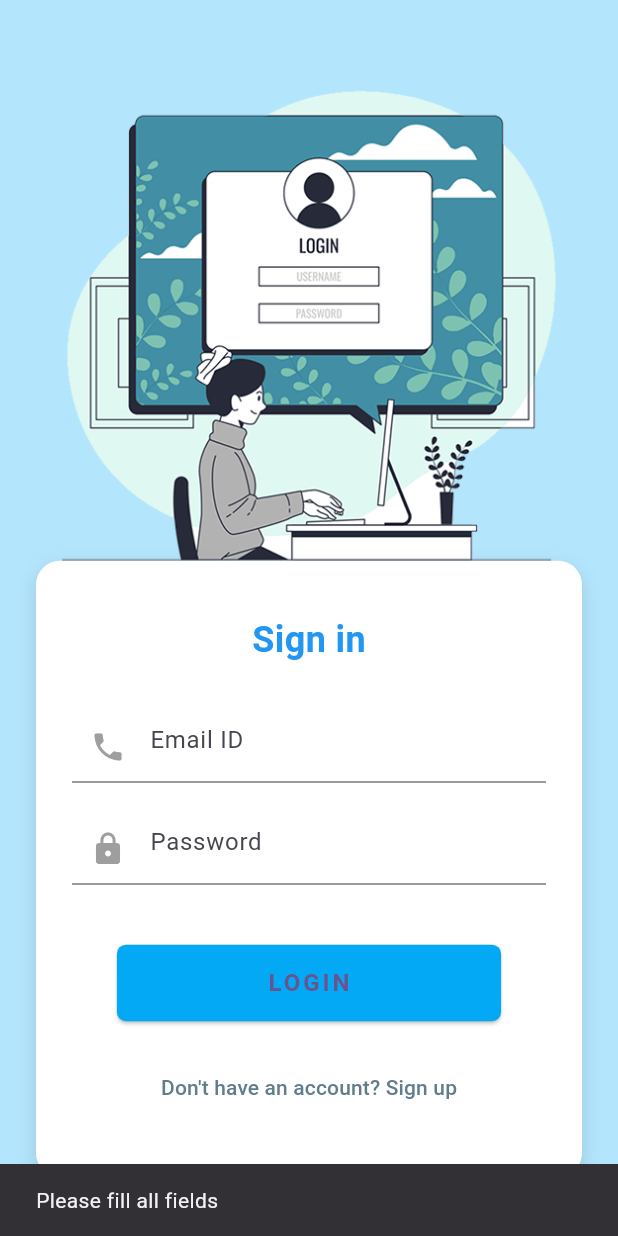
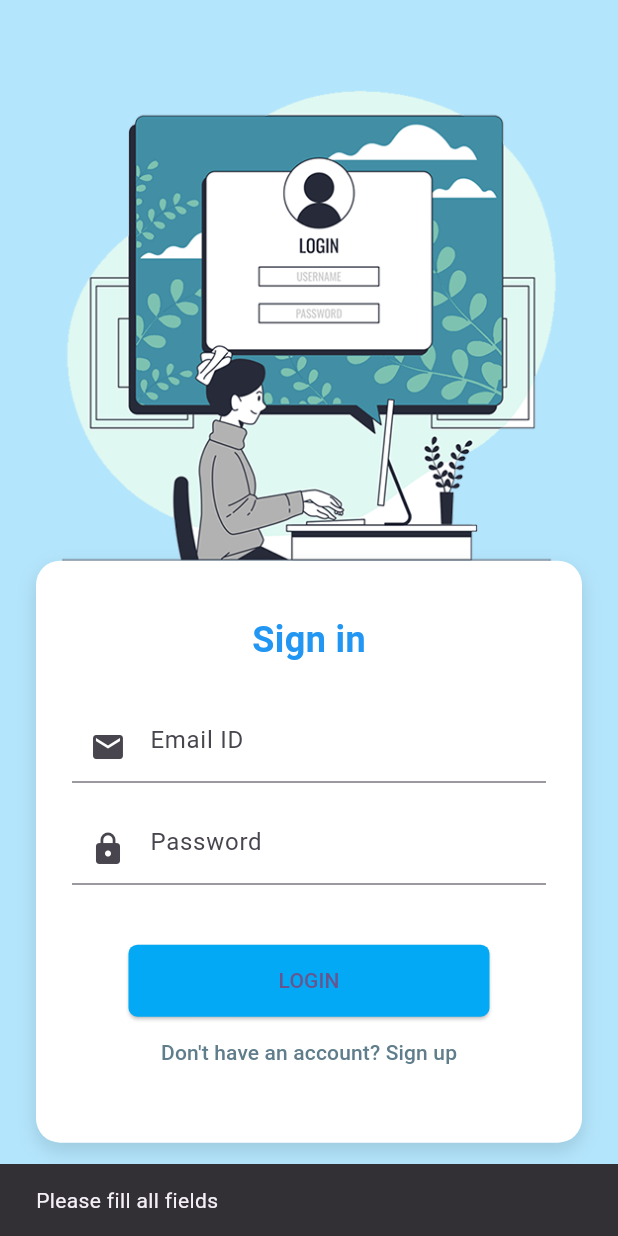
Before and after one commit to Tusharyadav125/E-commerce_flutter1, a Flutter app: the screen it shows after launch, after a tap on "LOGIN", on a phone screen of 412 x 824 dp. Run offline on Flutter 3.47's test engine with Material 3 defaults, Android fonts, the phone set to English and light mode, and no system bars; our stand-ins replace cloud_firestore, firebase_core, fluttertoast; accounts and stored records are empty.

Commit message:
Add files via upload

```diff
--- a/lib/Pages/Login_page.dart
+++ b/lib/Pages/Login_page.dart
@@ -1,81 +1,43 @@
-import 'package:flutter/cupertino.dart';
 import 'package:flutter/material.dart';
-import 'package:task_int/Pages/home_page.dart';
+import 'package:task_int/service/auth_service.dart';
+import 'signupscreen.dart';
+import 'home_page.dart';
 
-class Loginpage extends StatefulWidget{
+class Loginpage extends StatefulWidget {
   const Loginpage({super.key});
-
   @override
   State<Loginpage> createState() => _LoginpageState();
+}
 
-}
 var emailcontroller = TextEditingController();
 var passcontroller = TextEditingController();
 
 class _LoginpageState extends State<Loginpage> {
   @override
   Widget build(BuildContext context) {
-
     final width = MediaQuery.of(context).size.width;
-    final hight = MediaQuery.of(context).size.height;
-
     return Scaffold(
       backgroundColor: Colors.lightBlue[100],
       body: SingleChildScrollView(
         child: Column(
           children: [
-           SizedBox(height: 60,),
-            Image.asset('assets/images/Logo.png',
-              width: width*0.8,
-            ),
-            Center(
-              child: Padding(
-                padding: EdgeInsets.symmetric(horizontal: 24.0, vertical: 0.0),
+            SizedBox(height: 60),
+            Image.asset('assets/images/Logo.png', width: width * 0.8),
+            Padding(
+              padding: EdgeInsets.symmetric(horizontal: 24),
               child: Container(
                 decoration: BoxDecoration(
                     color: Colors.white,
-                    borderRadius: BorderRadius.circular(16.0),
-                    boxShadow: [
-                      BoxShadow(color: Colors.black12, blurRadius: 10, offset: Offset(0, 5),
-                      ),
-                    ],
-                  ),
+                    borderRadius: BorderRadius.circular(16),
+                    boxShadow: [BoxShadow(color: Colors.black12, blurRadius: 10, offset: Offset(0, 5))]),
                 padding: EdgeInsets.symmetric(horizontal: 24, vertical: 36),
                 child: Column(
-                    mainAxisSize: MainAxisSize.min,
                   children: [
-                      Text('Sign in', style: TextStyle(
-                        fontSize: 24,
-                        fontWeight: FontWeight.bold,
-                        color: Colors.blue,
-                      ),
-                      ),
+                    Text('Sign in', style: TextStyle(fontSize: 24, fontWeight: FontWeight.bold, color: Colors.blue)),
                     SizedBox(height: 30),
-                      TextField(
-                        controller: emailcontroller,
-
-                        decoration: InputDecoration(
-                          prefixIcon: Icon(Icons.phone, color: Colors.grey),
-                          hintText: 'Email ID',
-                          focusedBorder: UnderlineInputBorder(
-                            borderSide: BorderSide(color: Colors.blue),
-                          ),
-                        ),
-                        keyboardType: TextInputType.emailAddress,
-                      ),
+                    TextField(controller: emailcontroller, decoration: InputDecoration(prefixIcon: Icon(Icons.email), hintText: "Email ID")),
                     SizedBox(height: 20),
-                      TextField(
-                        controller: passcontroller,
-
-                        decoration: InputDecoration(
-                          prefixIcon: Icon(Icons.lock, color: Colors.grey),
-                          hintText: 'Password',
-                          focusedBorder: UnderlineInputBorder(
-                            borderSide: BorderSide(color: Colors.blue),
-                          ),
-                        ),
-                        obscureText: true,
-                      ),
+                    TextField(controller: passcontroller, decoration: InputDecoration(prefixIcon: Icon(Icons.lock), hintText: "Password"), obscureText: true),
                     SizedBox(height: 40),
 
                     ElevatedButton(
@@ -90,43 +52,34 @@ class _LoginpageState extends State<Loginpage> {
                         String email = emailcontroller.text.trim();
                         String password = passcontroller.text.trim();
 
-                          if(email.isEmpty || password.isEmpty  ){
-                            ScaffoldMessenger.of(context).showSnackBar(
-                              const SnackBar(content: Text("Please fill all fields")),
-                            );
-                          } else if (!email.contains("@") || !email.contains(".")) {
-                            ScaffoldMessenger.of(context).showSnackBar(
-                              const SnackBar(content: Text("Enter a valid email")),
-                            );
-                          } else {
-                            ScaffoldMessenger.of(context).showSnackBar(
-                              const SnackBar(content: Text("✅ Login Successful")),);
-                            Navigator.push(context, MaterialPageRoute(builder: (context)=>HomePage()),);
+                        if (email.isEmpty || password.isEmpty) {
+                          ScaffoldMessenger.of(context).showSnackBar(SnackBar(content: Text("Please fill all fields")));
+                          return;
+                        }
+
+                        String result = AuthService.login(email, password);
+                        ScaffoldMessenger.of(context).showSnackBar(SnackBar(content: Text(result)));
+
+                        if (result == "Login Successful!") {
+                          Navigator.pushReplacement(context, MaterialPageRoute(builder: (_) => HomePage()));
                         }
                       },
-
-                        child: Text('LOGIN', style: TextStyle(
-                          fontWeight: FontWeight.bold, letterSpacing: 2, fontSize: 16,
+                      child: Text("LOGIN"),
                     ),
-                        ),
-                      ),
-                      SizedBox(height: 20),
                     TextButton(
                       onPressed: () {
+                        Navigator.pushReplacement(context, MaterialPageRoute(builder: (_) =>SignUpScreen()));
                       },
-                        child: Text(
-                          "Don't have an account? Sign up",
-                          style: TextStyle(color: Colors.blueGrey),
-                        ),
-                      ),
+                      child: Text("Don't have an account? Sign up",style: TextStyle(
+                          color: Colors.blueGrey
+                      ),),
+                    )
                   ],
                 ),
               ),
+            )
+          ],
         ),
-            ),
-          ],
-        )
-
       ),
     );
   }
```
Lines whose indentation alone changed are shown as unchanged.
